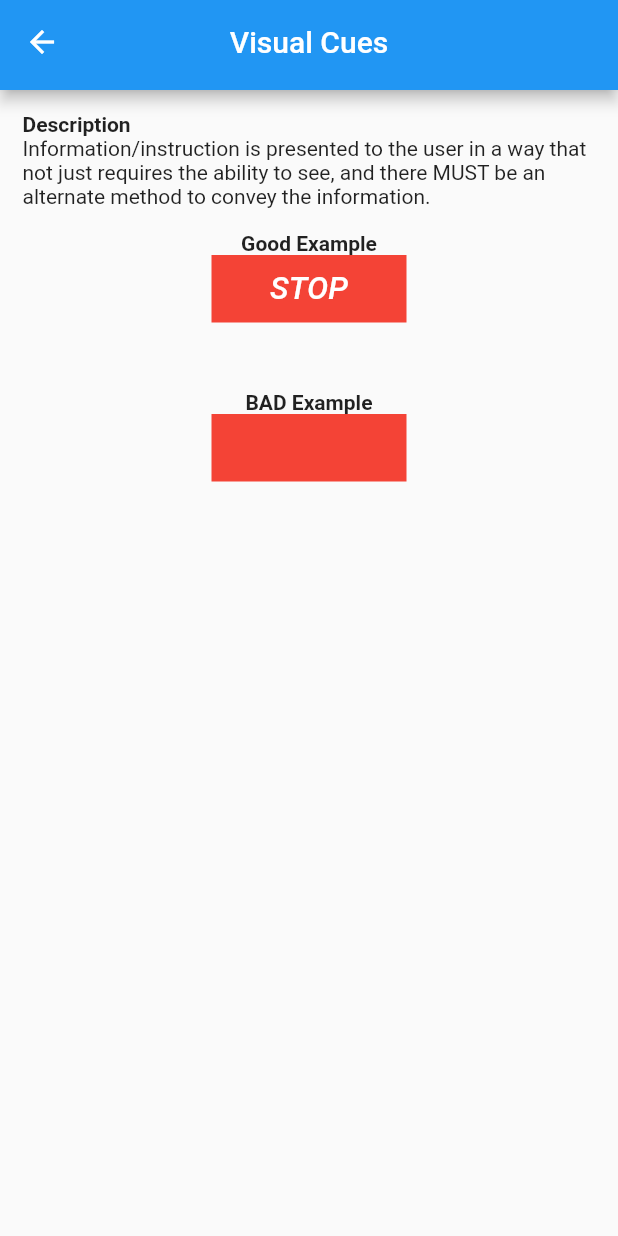
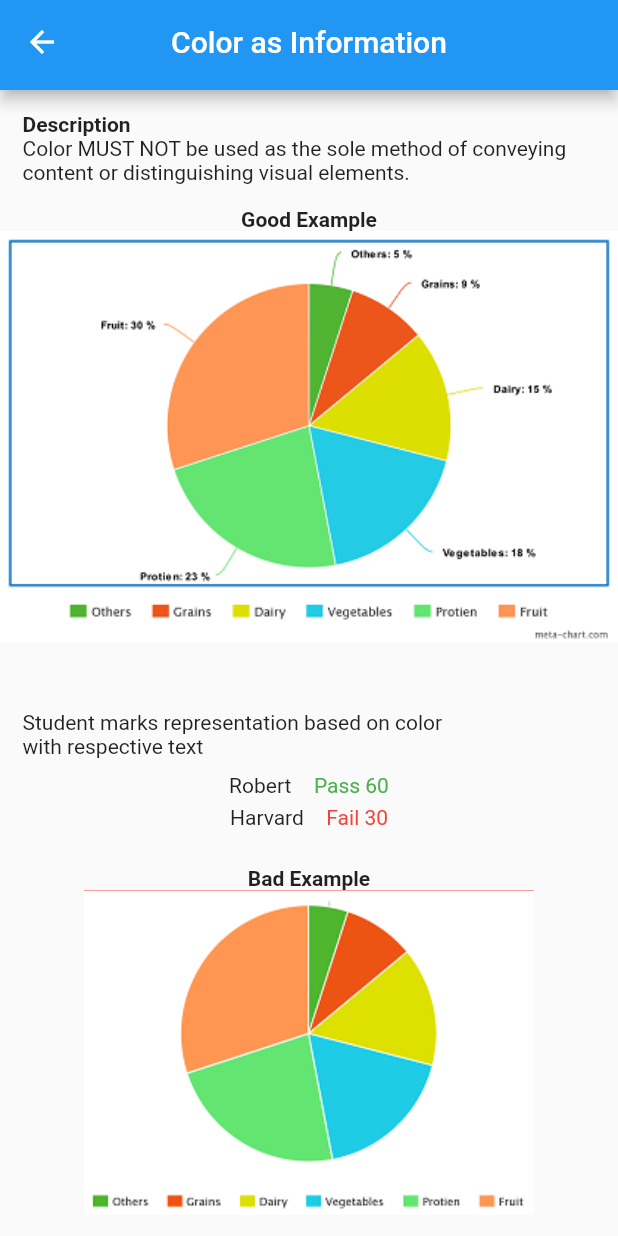
Before and after one commit to KrishnaStv/flutter_a11y_Checks, a Flutter app: the ColorasInfoSample screen opened directly, on a phone screen of 412 x 824 dp. Run offline on Flutter 3.47's test engine with Material 2 defaults, Android fonts, the phone set to English and light mode, and no system bars; our stand-ins replace audioplayers, video_player.

Commit message:
SCs 141,142,143,145 are done

```diff
--- a/sample1/lib/RulesList/141/141aColorasInformation.dart
+++ b/sample1/lib/RulesList/141/141aColorasInformation.dart
@@ -5,15 +5,23 @@ import 'package:sample1/Extensions/Extensions.dart';
 class ColorasInfoSample extends StatelessWidget {
 
   final String ruleDescription =
-      'Information/instruction is presented to the user in a way that not just requires the'
-      ' ability to see, and there MUST be an alternate method to convey the information.';
+      'Color MUST NOT be used as the sole method of '
+      'conveying content or distinguishing visual elements.';
+
+  Image getImageFromPath(String path) {
+    var assertImagePAth = new AssetImage(path);
+    return new Image(
+      image: assertImagePAth,
+      fit: BoxFit.cover,
+    );
+  }
 
   @override
   Widget build(BuildContext context) {
     // TODO: implement build
     return Scaffold(
       appBar: new AppBarExtension(
-          navdata: TopBarData(title: 'Visual Cues', enableBack: true)),
+          navdata: TopBarData(title: 'Color as Information', enableBack: true)),
       body: SingleChildScrollView(
         scrollDirection: Axis.vertical,
         child: Column(
@@ -34,41 +42,88 @@ class ColorasInfoSample extends StatelessWidget {
             ),
             HeaderSemanticWithText('Good Example'),
             Container(
-              height: 45,
-              width: 130,
               color: Colors.red,
-              child:
-              MaterialButton(onPressed: () {
-
-              }, child: Text('STOP',
-                style: TextStyle(
-                    color: Colors.white,
-                    fontStyle: FontStyle.italic,
-                    fontSize: 21),
-              )
-              ),
+              child: getImageFromPath('assets/images/metachartgood.png'),
             ),
             SizedBox(height: 45,),
-            Semantics(
-              child: Text('BAD Example', style: TextStyle(
-                  fontWeight: FontWeight.bold
-              ),),
+            Container(
+              child: Column(
+                children: [
+                  Row(
+                    children: [
+                      Text('Student marks representation based on color \nwith respective text'),
+                    ],
+                  ),
+                  SizedBox(height: 10,),
+                  Row(
+                    mainAxisAlignment: MainAxisAlignment.center,
+                    children: [
+                      Text('Robert'),
+                      SizedBox(width: 15,),
+                      Text('Pass 60', style: TextStyle(
+                        color: Colors.green
+                      ),)
+                    ],
+                  ),
+                  SizedBox(height: 5,),
+                  Row(
+                    mainAxisAlignment: MainAxisAlignment.center,
+                    children: [
+                      Text('Harvard'),
+                      SizedBox(width: 15,),
+                      Text('Fail 30', style: TextStyle(
+                          color: Colors.red
+                      ),)
+                    ],
+                  ),
+                ],
+              ),
+              padding: EdgeInsets.only(left: 15,right: 15),
+              alignment: Alignment.centerLeft,
             ),
+            SizedBox(height: 25,),
+            HeaderSemanticWithText('Bad Example'),
             Container(
-              height: 45,
-              width: 130,
               color: Colors.red,
-              child:
-              MaterialButton(onPressed: () {
-
-              }, child: Text('',
-                style: TextStyle(
-                    color: Colors.white,
-                    fontStyle: FontStyle.italic,
-                    fontSize: 21),
-              )
+              child: getImageFromPath('assets/images/metachartbad.png'),
+            ),
+            SizedBox(height: 45,),
+            Container(
+              child: Column(
+                children: [
+                  Row(
+                    children: [
+                      Text('Student marks representation based on color \nwith respective text'),
+                    ],
+                  ),
+                  SizedBox(height: 10,),
+                  Row(
+                    mainAxisAlignment: MainAxisAlignment.center,
+                    children: [
+                      Text('Robert'),
+                      SizedBox(width: 15,),
+                      Text('60', style: TextStyle(
+                          color: Colors.green
+                      ),)
+                    ],
+                  ),
+                  SizedBox(height: 5,),
+                  Row(
+                    mainAxisAlignment: MainAxisAlignment.center,
+                    children: [
+                      Text('Harvard'),
+                      SizedBox(width: 15,),
+                      Text('30', style: TextStyle(
+                          color: Colors.red
+                      ),)
+                    ],
+                  ),
+                ],
               ),
+              padding: EdgeInsets.only(left: 15,right: 15),
+              alignment: Alignment.centerLeft,
             ),
+            SizedBox(height: 55,),
           ],
         ),
       ),
--- a/sample1/lib/RulesList/RulesList.dart
+++ b/sample1/lib/RulesList/RulesList.dart
@@ -2,7 +2,7 @@ import 'package:flutter/material.dart';
 import 'package:sample1/Extensions/AppBarExtension.dart';
 import 'package:sample1/RulesList/TextAlternatives/ImageViewDescriptipons.dart';
 import 'package:sample1/RulesList/AnnouncementExample.dart';
-import 'package:sample1/RulesList/ColorContrast.dart';
+import 'package:sample1/RulesList/143/ColorContrast.dart';
 import 'package:sample1/RulesList/AccessibilityActionsExample.dart';
 import 'package:sample1/RulesList/InfoTextNotReadable.dart';
 import 'package:sample1/RulesList/ProgrammaticLabels.dart';
--- /dev/null
+++ b/sample1/lib/WCAG Principles/HomeScreen.dart
@@ -0,0 +1,27 @@
+import 'package:flutter/material.dart';
+import 'package:sample1/Extensions/Extensions.dart';
+import 'package:sample1/Extensions/AppBarExtension.dart';
+
+class HomeScreen extends StatelessWidget {
+
+  static const IconData arrow_right = IconData(0xe09e, fontFamily: 'MaterialIcons', matchTextDirection: true);
+
+  @override
+  Widget build(BuildContext context) {
+    // TODO: implement build
+    return Scaffold(
+        appBar: new AppBarExtension(
+        navdata: TopBarData(
+        title: 'WCAG 2.1 GUIDELINES', enableBack: false)),
+    body: ListView(
+      padding: EdgeInsets.all(8),
+      children: [
+        ListTile(title:  Text('Perceivable'),trailing: Icon(arrow_right),),
+        ListTile(title:  Text('Perceivable'),trailing: Icon(Icons.access_alarm),),
+        ListTile(title:  Text('Perceivable'),trailing: Icon(Icons.access_alarm),),
+        ListTile(title:  Text('Perceivable'),trailing: Icon(Icons.access_alarm),),
+      ],
+    )
+    );
+  }
+}
--- a/sample1/pubspec.yaml
+++ b/sample1/pubspec.yaml
@@ -30,6 +30,7 @@ dependencies:
   cupertino_icons: ^1.0.2
   audioplayers: ^0.20.1
   video_player: ^2.2.3
+  url_launcher: ^6.0.10
 
 dev_dependencies:
   flutter_test:
```
Also changed, not shown: sample1/lib/RulesList/141/141bLinkColorContrast.dart (added, +100 -0 lines), sample1/lib/RulesList/1411/NonTextContrastActiveUI.dart (added, +68 -0 lines), sample1/lib/RulesList/142/AudioControlSample.dart (added, +97 -0 lines), sample1/lib/RulesList/143/ColorContrast.dart (renamed from sample1/lib/RulesList/ColorContrast.dart, +55 -3 lines), sample1/lib/RulesList/145/ImageofText.dart (added, +83 -0 lines), sample1/lib/WCAG2/1/WCAGRulesList.dart (deleted, +0 -16 lines), sample1/lib/main.dart (+7 -2 lines), sample1/assets/images/imagesoftext.png (added), sample1/assets/images/rightArrow.png (added), sample1/pubspec.lock, 2 other files.
